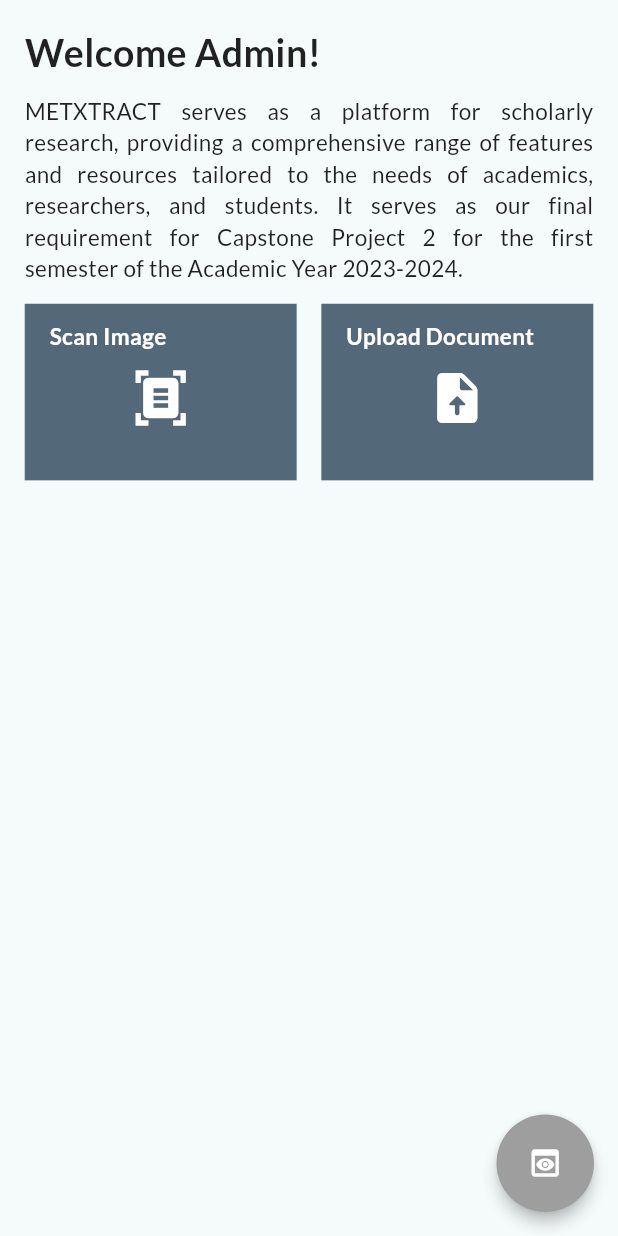
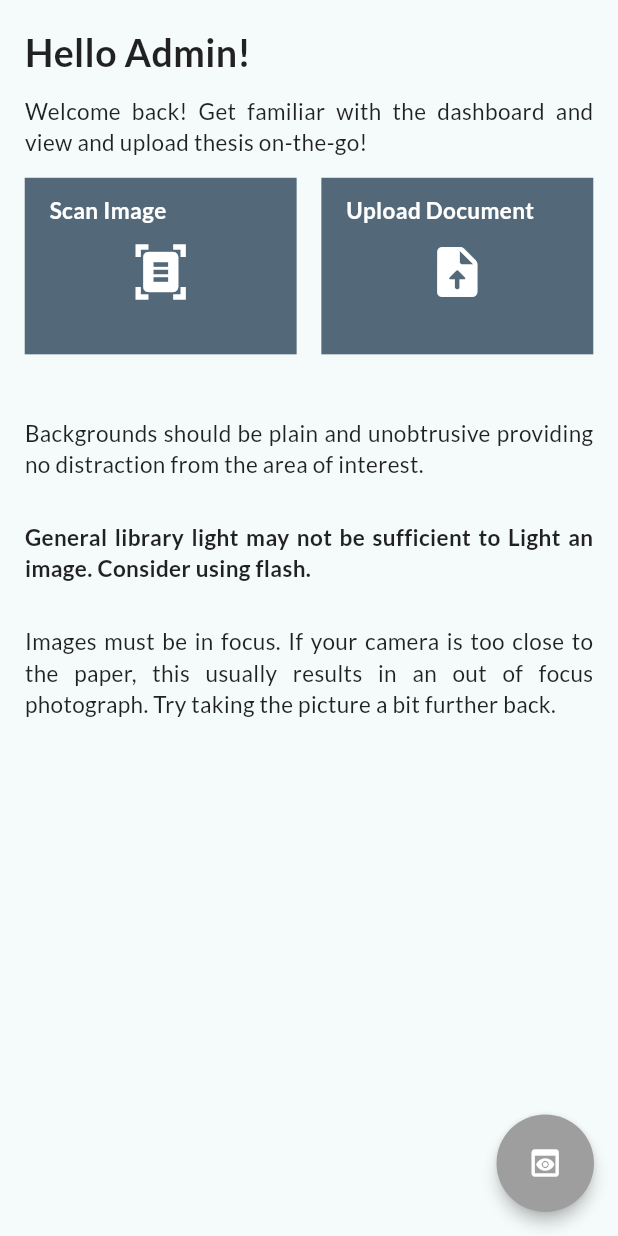
Before and after one commit to essoviusss/METXTRACT-1, a Flutter app: the HomeTab screen opened directly, on a phone screen of 412 x 824 dp. Run offline on Flutter 3.47's test engine with Material 3 defaults, Android fonts, the phone set to English and light mode, and no system bars; our stand-ins replace animated_bottom_navigation_bar, animated_text_kit, auto_size_text, cloud_firestore, easy_splash_screen, file_picker and 6 more; missing offline and left inert: circular_reveal_animation, cunning_document_scanner, google_mlkit_text_recognition, pdfx, syncfusion_flutter_pdf, syncfusion_flutter_pdfviewer; accounts and stored records are empty; project files that could hold a hidden picture were left out.

```diff
--- a/lib/screens/home_screen_components/home_tab.dart
+++ b/lib/screens/home_screen_components/home_tab.dart
@@ -169,7 +169,7 @@ class _HomeTabState extends State<HomeTab> {
               Container(
                 alignment: Alignment.topLeft,
                 child: const Text(
-                  "Welcome Admin!",
+                  "Hello Admin!",
                   style: TextStyle(
                     fontSize: 25,
                     fontWeight: FontWeight.bold,
@@ -180,7 +180,7 @@ class _HomeTabState extends State<HomeTab> {
                 height: ResponsiveUtil.heightVar / 80,
               ),
               const Text(
-                "METXTRACT serves as a platform for scholarly research, providing a comprehensive range of features and resources tailored to the needs of academics, researchers, and students. It serves as our final requirement for Capstone Project 2 for the first semester of the Academic Year 2023-2024.",
+                "Welcome back! Get familiar with the dashboard and view and upload thesis on-the-go!",
                 textAlign: TextAlign.justify,
                 style: TextStyle(fontSize: 15),
               ),
@@ -311,6 +311,30 @@ class _HomeTabState extends State<HomeTab> {
                   ),
                 ],
               ),
+              SizedBox(
+                height: ResponsiveUtil.heightVar / 20,
+              ),
+              const Text(
+                "Backgrounds should be plain and unobtrusive providing no distraction from the area of interest.",
+                textAlign: TextAlign.justify,
+                style: TextStyle(fontSize: 15),
+              ),
+              SizedBox(
+                height: ResponsiveUtil.heightVar / 30,
+              ),
+              const Text(
+                "General library light may not be sufficient to Light an image. Consider using flash.",
+                textAlign: TextAlign.justify,
+                style: TextStyle(fontSize: 15, fontWeight: FontWeight.bold),
+              ),
+              SizedBox(
+                height: ResponsiveUtil.heightVar / 30,
+              ),
+              const Text(
+                "Images must be in focus. If your camera is too close to the paper, this usually results in an out of focus photograph. Try taking the picture a bit further back.",
+                textAlign: TextAlign.justify,
+                style: TextStyle(fontSize: 15),
+              ),
             ],
           ),
         ),
```
Also changed, not shown: pubspec.yaml (+6 -2 lines), assets/images/APP_LOGO.png (added), assets/images/sample.jpeg (deleted), pubspec.lock, 12 other files.
